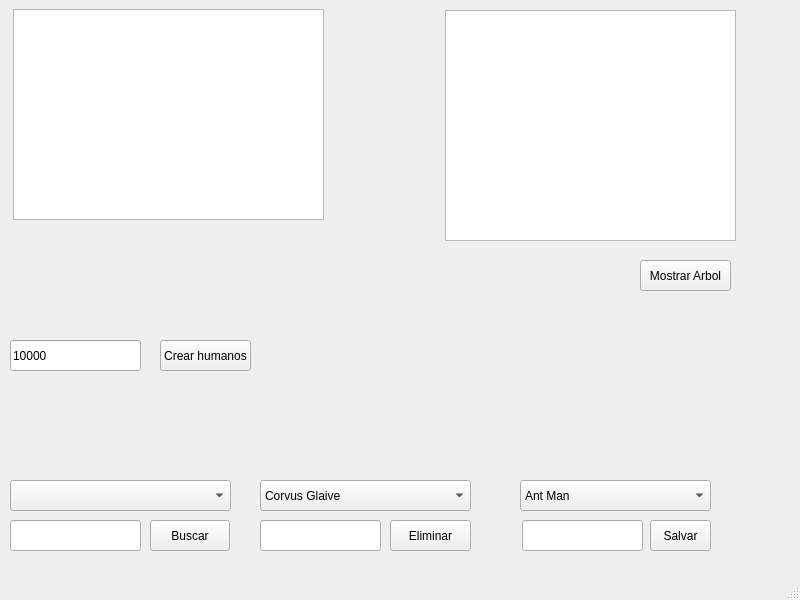
Old version of the form mainwindow.ui in the repository Girome01/Proyecto-Thanos.
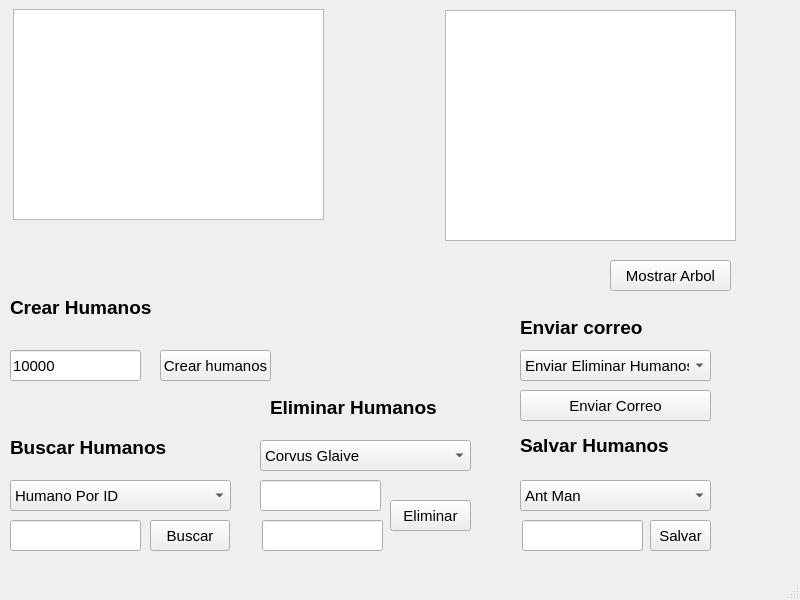
New version of the form.

Commit message: Agregado consultas mundo y los combo box que faltaban

Diff of the .ui file:
```diff
--- a/mainwindow.ui
+++ b/mainwindow.ui
@@ -43,6 +43,36 @@
       <height>31</height>
      </rect>
     </property>
+    <property name="font">
+     <font>
+      <pointsize>11</pointsize>
+     </font>
+    </property>
+    <item>
+     <property name="text">
+      <string>Humano Por ID</string>
+     </property>
+    </item>
+    <item>
+     <property name="text">
+      <string>Humanos Vivos,Salvados,Eliminados</string>
+     </property>
+    </item>
+    <item>
+     <property name="text">
+      <string>Familia Por ID</string>
+     </property>
+    </item>
+    <item>
+     <property name="text">
+      <string>Amigos por ID</string>
+     </property>
+    </item>
+    <item>
+     <property name="text">
+      <string>Humanos por Deporte</string>
+     </property>
+    </item>
    </widget>
    <widget class="QPushButton" name="btnBuscar">
     <property name="geometry">
@@ -53,6 +83,11 @@
       <height>31</height>
      </rect>
     </property>
+    <property name="font">
+     <font>
+      <pointsize>11</pointsize>
+     </font>
+    </property>
     <property name="text">
      <string>Buscar</string>
     </property>
@@ -60,12 +95,17 @@
    <widget class="QPushButton" name="btnMostrarArbol">
     <property name="geometry">
      <rect>
-      <x>640</x>
+      <x>610</x>
       <y>260</y>
-      <width>91</width>
+      <width>121</width>
       <height>31</height>
      </rect>
     </property>
+    <property name="font">
+     <font>
+      <pointsize>11</pointsize>
+     </font>
+    </property>
     <property name="text">
      <string>Mostrar Arbol</string>
     </property>
@@ -84,11 +124,16 @@
     <property name="geometry">
      <rect>
       <x>260</x>
-      <y>480</y>
+      <y>440</y>
       <width>211</width>
       <height>31</height>
      </rect>
     </property>
+    <property name="font">
+     <font>
+      <pointsize>11</pointsize>
+     </font>
+    </property>
     <item>
      <property name="text">
       <string>Corvus Glaive</string>
@@ -119,21 +164,31 @@
     <property name="geometry">
      <rect>
       <x>260</x>
-      <y>520</y>
+      <y>480</y>
       <width>121</width>
       <height>31</height>
      </rect>
     </property>
+    <property name="font">
+     <font>
+      <pointsize>11</pointsize>
+     </font>
+    </property>
    </widget>
    <widget class="QPushButton" name="btnEliminar">
     <property name="geometry">
      <rect>
       <x>390</x>
-      <y>520</y>
+      <y>500</y>
       <width>81</width>
       <height>31</height>
      </rect>
     </property>
+    <property name="font">
+     <font>
+      <pointsize>11</pointsize>
+     </font>
+    </property>
     <property name="text">
      <string>Eliminar</string>
     </property>
@@ -147,6 +202,11 @@
       <height>31</height>
      </rect>
     </property>
+    <property name="font">
+     <font>
+      <pointsize>11</pointsize>
+     </font>
+    </property>
     <item>
      <property name="text">
       <string>Ant Man</string>
@@ -177,6 +237,11 @@
       <height>31</height>
      </rect>
     </property>
+    <property name="font">
+     <font>
+      <pointsize>11</pointsize>
+     </font>
+    </property>
     <property name="text">
      <string>Salvar</string>
     </property>
@@ -195,11 +260,16 @@
     <property name="geometry">
      <rect>
       <x>10</x>
-      <y>340</y>
+      <y>350</y>
       <width>131</width>
       <height>31</height>
      </rect>
     </property>
+    <property name="font">
+     <font>
+      <pointsize>11</pointsize>
+     </font>
+    </property>
     <property name="text">
      <string>10000</string>
     </property>
@@ -208,15 +278,183 @@
     <property name="geometry">
      <rect>
       <x>160</x>
-      <y>340</y>
-      <width>91</width>
+      <y>350</y>
+      <width>111</width>
       <height>31</height>
      </rect>
     </property>
+    <property name="font">
+     <font>
+      <pointsize>11</pointsize>
+     </font>
+    </property>
     <property name="text">
      <string>Crear humanos</string>
     </property>
    </widget>
+   <widget class="QLineEdit" name="entElimNivel">
+    <property name="geometry">
+     <rect>
+      <x>262</x>
+      <y>520</y>
+      <width>121</width>
+      <height>31</height>
+     </rect>
+    </property>
+    <property name="font">
+     <font>
+      <pointsize>11</pointsize>
+     </font>
+    </property>
+   </widget>
+   <widget class="QComboBox" name="cmbEnviarCorreo">
+    <property name="geometry">
+     <rect>
+      <x>520</x>
+      <y>350</y>
+      <width>191</width>
+      <height>31</height>
+     </rect>
+    </property>
+    <property name="font">
+     <font>
+      <pointsize>11</pointsize>
+     </font>
+    </property>
+    <item>
+     <property name="text">
+      <string>Enviar Eliminar Humanos</string>
+     </property>
+    </item>
+    <item>
+     <property name="text">
+      <string>Enviar Salvar Humanos</string>
+     </property>
+    </item>
+    <item>
+     <property name="text">
+      <string>Enviar Todo la Humanidad</string>
+     </property>
+    </item>
+   </widget>
+   <widget class="QPushButton" name="btnEnviarCorreo">
+    <property name="geometry">
+     <rect>
+      <x>520</x>
+      <y>390</y>
+      <width>191</width>
+      <height>31</height>
+     </rect>
+    </property>
+    <property name="font">
+     <font>
+      <pointsize>11</pointsize>
+     </font>
+    </property>
+    <property name="text">
+     <string>Enviar Correo</string>
+    </property>
+   </widget>
+   <widget class="QLabel" name="lblCrearhumanos">
+    <property name="geometry">
+     <rect>
+      <x>10</x>
+      <y>292</y>
+      <width>241</width>
+      <height>31</height>
+     </rect>
+    </property>
+    <property name="font">
+     <font>
+      <pointsize>14</pointsize>
+      <weight>75</weight>
+      <bold>true</bold>
+     </font>
+    </property>
+    <property name="text">
+     <string>Crear Humanos</string>
+    </property>
+   </widget>
+   <widget class="QLabel" name="lblBuscarHumanos">
+    <property name="geometry">
+     <rect>
+      <x>10</x>
+      <y>432</y>
+      <width>221</width>
+      <height>31</height>
+     </rect>
+    </property>
+    <property name="font">
+     <font>
+      <pointsize>14</pointsize>
+      <weight>75</weight>
+      <bold>true</bold>
+     </font>
+    </property>
+    <property name="text">
+     <string>Buscar Humanos</string>
+    </property>
+   </widget>
+   <widget class="QLabel" name="lblElimHumanos">
+    <property name="geometry">
+     <rect>
+      <x>270</x>
+      <y>392</y>
+      <width>201</width>
+      <height>31</height>
+     </rect>
+    </property>
+    <property name="font">
+     <font>
+      <pointsize>14</pointsize>
+      <weight>75</weight>
+      <bold>true</bold>
+     </font>
+    </property>
+    <property name="text">
+     <string>Eliminar Humanos</string>
+    </property>
+   </widget>
+   <widget class="QLabel" name="lblSalvarHumanos">
+    <property name="geometry">
+     <rect>
+      <x>520</x>
+      <y>430</y>
+      <width>191</width>
+      <height>31</height>
+     </rect>
+    </property>
+    <property name="font">
+     <font>
+      <pointsize>14</pointsize>
+      <weight>75</weight>
+      <bold>true</bold>
+     </font>
+    </property>
+    <property name="text">
+     <string>Salvar Humanos</string>
+    </property>
+   </widget>
+   <widget class="QLabel" name="lblEnviarCorreo">
+    <property name="geometry">
+     <rect>
+      <x>520</x>
+      <y>312</y>
+      <width>191</width>
+      <height>31</height>
+     </rect>
+    </property>
+    <property name="font">
+     <font>
+      <pointsize>14</pointsize>
+      <weight>75</weight>
+      <bold>true</bold>
+     </font>
+    </property>
+    <property name="text">
+     <string>Enviar correo</string>
+    </property>
+   </widget>
   </widget>
   <widget class="QStatusBar" name="statusbar"/>
   <widget class="QMenuBar" name="menubar">
```
Left out of the diff: 17 changed lines with no effect on the pictures. The commit also changes 5 other files.
